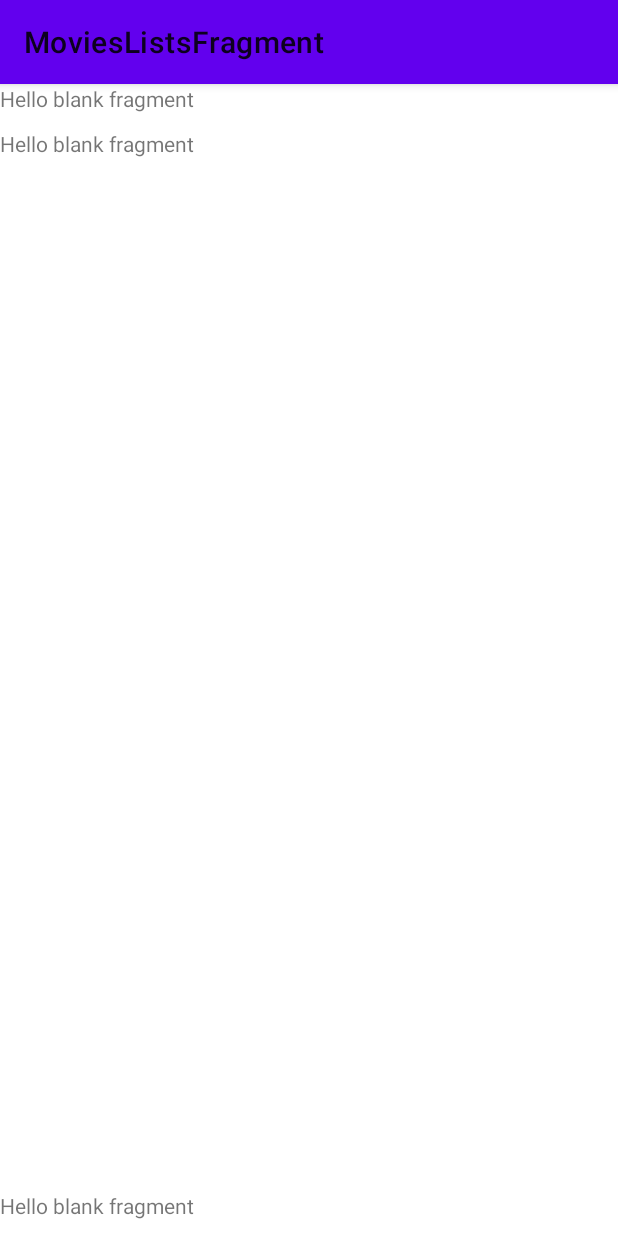
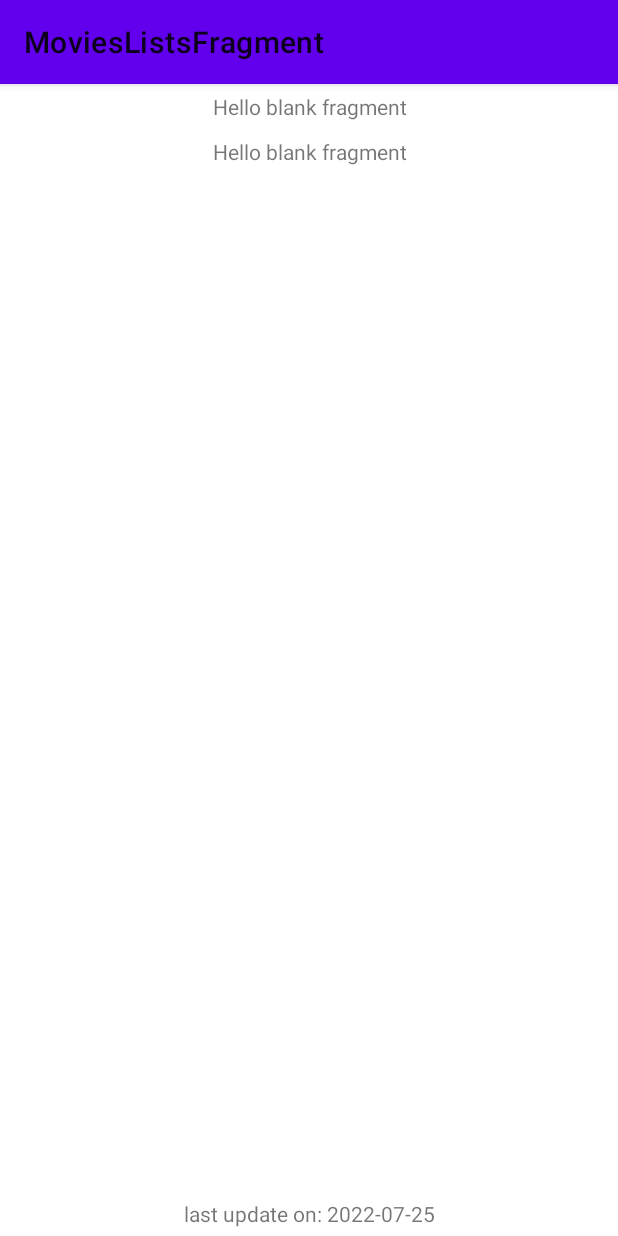
Before and after one commit to mnarvaezaldana/blueLab_pruebaTecnica, an Android app: the screen it shows after launch (MainActivity), on a phone screen of 412 x 824 dp. Run offline under Robolectric (Android 15) with nearby library versions, the phone set to English and light mode, and no system bars; our stand-ins replace Dagger/Hilt's generated code, Room's generated code, navigation-ui; 4 statements that could not run were skipped.

```diff
--- a/app/src/main/java/com/yucatancorp/bluelab_pruebatecnica/view/fragments/MoviesListsFragment.kt
+++ b/app/src/main/java/com/yucatancorp/bluelab_pruebatecnica/view/fragments/MoviesListsFragment.kt
@@ -1,5 +1,6 @@
 package com.yucatancorp.bluelab_pruebatecnica.view.fragments
 
+import android.content.Context
 import android.os.Bundle
 import androidx.fragment.app.Fragment
 import android.view.LayoutInflater
@@ -51,6 +52,10 @@ class MoviesListsFragment : Fragment() {
             binding.rvNowPlaying.layoutManager = linearLayoutManager
             binding.rvNowPlaying.adapter = moviesAdapter
         }
+        val sharedPref = requireActivity().getSharedPreferences(getString(R.string.app_name), Context.MODE_PRIVATE)
+        val dateLatestUpdate = sharedPref.getString(getString(R.string.date_key), "")
+        val dateUpdateLabel = requireActivity().getString(R.string.last_update_label)
+        binding.tvLastUpdateLabel.text = "$dateUpdateLabel $dateLatestUpdate"
     }
 
     private fun navigateToMovieDescription(id: Int, name: String) {
--- a/app/src/main/res/layout/activity_main.xml
+++ b/app/src/main/res/layout/activity_main.xml
@@ -20,7 +20,7 @@
             android:layout_width="match_parent"
             android:layout_height="?attr/actionBarSize"
             android:background="?attr/colorPrimary"
-            app:popupTheme="@style/Theme.BlueLab_pruebaTecnica" />
+            app:popupTheme="@style/Theme.BlueLab_pruebaTecnica"/>
 
     </com.google.android.material.appbar.AppBarLayout>
 
--- a/app/src/main/res/layout/fragment_movies_lists.xml
+++ b/app/src/main/res/layout/fragment_movies_lists.xml
@@ -11,6 +11,7 @@
         android:layout_width="match_parent"
         android:layout_height="30dp"
         android:text="@string/hello_blank_fragment"
+        android:gravity="center"
         app:layout_constraintEnd_toEndOf="parent"
         app:layout_constraintStart_toStartOf="parent"
         app:layout_constraintTop_toTopOf="parent" />
@@ -27,6 +28,7 @@
         android:id="@+id/tv_now_playing_label"
         android:layout_width="match_parent"
         android:layout_height="30dp"
+        android:gravity="center"
         android:text="@string/hello_blank_fragment"
         app:layout_constraintEnd_toEndOf="parent"
         app:layout_constraintStart_toStartOf="parent"
@@ -45,6 +47,7 @@
         android:layout_width="match_parent"
         android:layout_height="30dp"
         android:layout_marginTop="1dp"
+        android:gravity="center"
         android:text="@string/hello_blank_fragment"
         app:layout_constraintBottom_toBottomOf="parent"
         app:layout_constraintEnd_toEndOf="parent"
--- a/app/src/main/res/values/strings.xml
+++ b/app/src/main/res/values/strings.xml
@@ -1,6 +1,7 @@
 <resources>
     <string name="app_name">blueLab_pruebaTecnica</string>
     <string name="date_key">last_update_date</string>
+    <string name="last_update_label">last update on: </string>
     <string name="is_date_updated_key">is_date_updated</string>
     <string name="hello_blank_fragment">Hello blank fragment</string>
 </resources>
--- a/app/src/main/res/values/themes.xml
+++ b/app/src/main/res/values/themes.xml
@@ -15,4 +15,5 @@
         <item name="android:statusBarColor" tools:targetApi="l">?attr/colorPrimaryVariant</item>
         <!-- Customize your theme here. -->
     </style>
+
 </resources>
```
